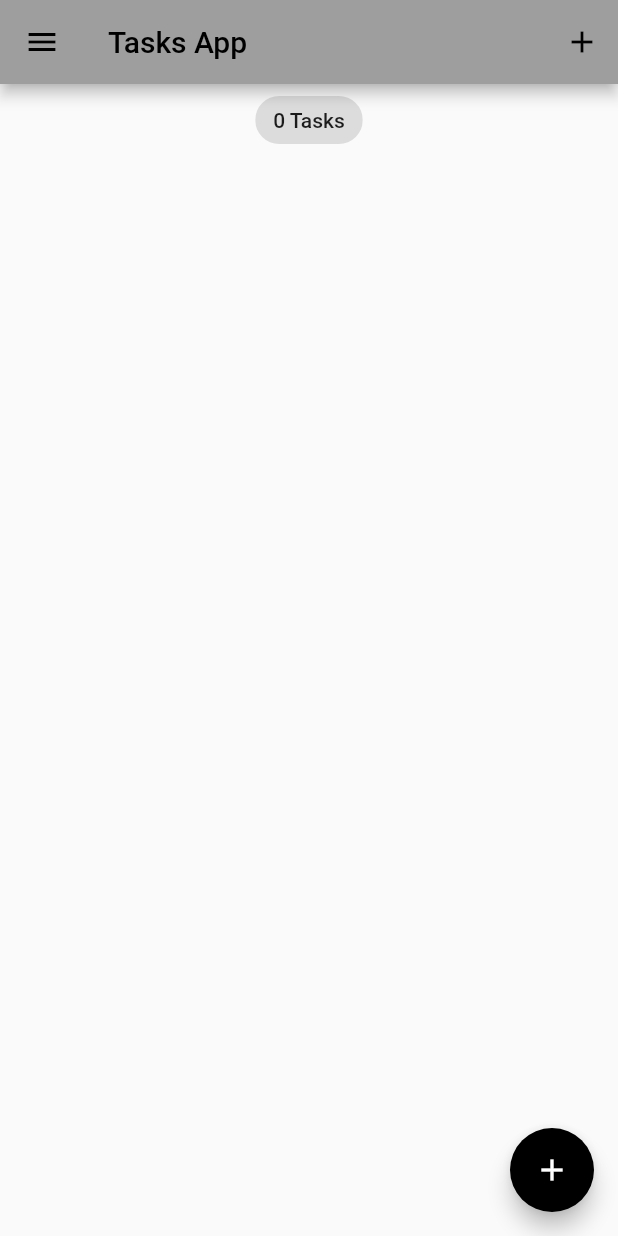
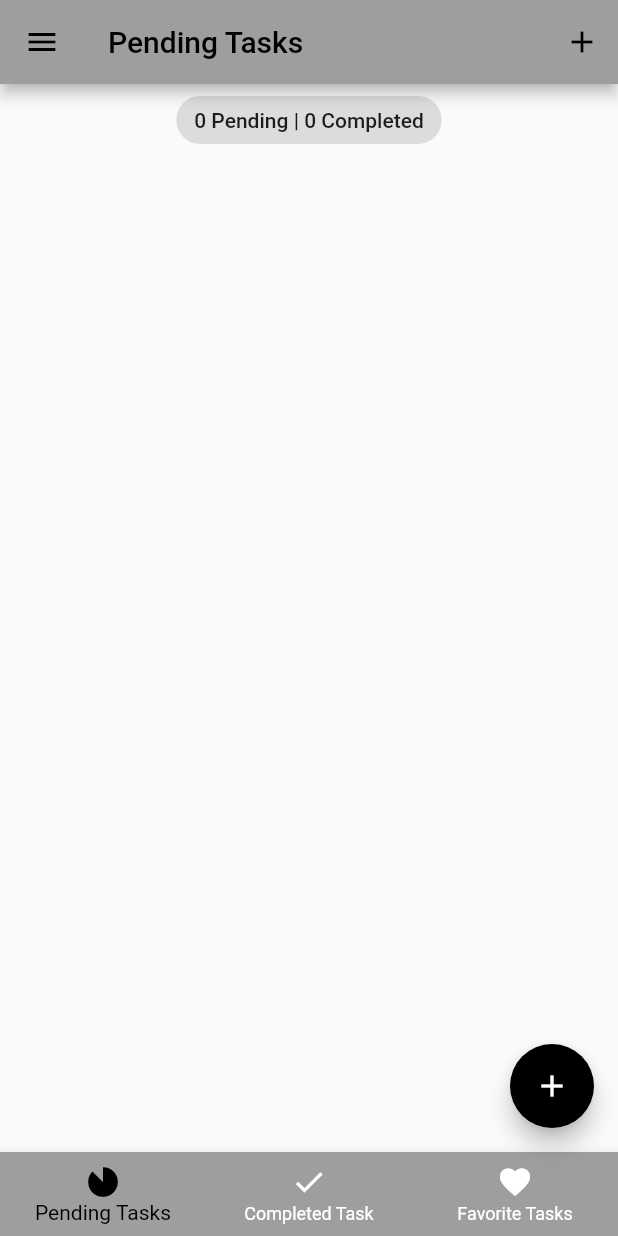
Before and after one commit to Yader1/flutter_tasks_app_in_bloc, a Flutter app: the screen it shows after launch, on a phone screen of 412 x 824 dp. Run offline on Flutter 3.47's test engine with Material 2 defaults, Android fonts, the phone set to English and light mode, and no system bars; our stand-ins replace equatable, flutter_bloc, hydrated_bloc.

Commit message:
feat: Implementing Bottom Navigation Bar

```diff
--- a/lib/blocs/tasks_bloc/tasks_bloc.dart
+++ b/lib/blocs/tasks_bloc/tasks_bloc.dart
@@ -17,7 +17,9 @@ class TasksBloc extends HydratedBloc<TasksEvent, TasksState> {
   void _onAddTask(AddTask event, Emitter<TasksState> emi){
     final state = this.state;
     emit(TasksState(
-      allTasks: List.from(state.allTasks)..add(event.task),
+      pendingTasks: List.from(state.pendingTasks)..add(event.task),
+      completedTasks: state.completedTasks,
+      favoriteTasks: state.favoriteTasks,
       removedTasks: state.removedTasks
     ));
   }
@@ -25,12 +27,25 @@ class TasksBloc extends HydratedBloc<TasksEvent, TasksState> {
   void _onUpdateTask(UpdateTask event, Emitter<TasksState> emi){
     final state = this.state;
     final task = event.task;
-    final int index = state.allTasks.indexOf(task);
 
-    List<Task> allTasks = List.from(state.allTasks)..remove(task);
-    task.isDone == false ? allTasks.insert(index, task.copyWith(isDone: true)) : allTasks.insert(index, task.copyWith(isDone: false));
+    List<Task> pendingTasks = state.pendingTasks;
+    List<Task> completedTasks = state.completedTasks;
+    task.isDone == false
+      ? {
+          pendingTasks = List.from(pendingTasks)..remove(task),
+          completedTasks = List.from(completedTasks)..insert(0, task.copyWith(isDone: true))
+        }
+      : {
+          completedTasks = List.from(completedTasks)..remove(task),
+          pendingTasks = List.from(pendingTasks)..insert(0, task.copyWith(isDone: false))
+        };
 
-    emit(TasksState(allTasks: allTasks, removedTasks: state.removedTasks));
+    emit(TasksState(
+      pendingTasks: pendingTasks,
+      completedTasks: completedTasks,
+      favoriteTasks: state.favoriteTasks,
+      removedTasks: state.removedTasks,
+    ));
   }
 
   void _onDeleteTask(DeleteTask event, Emitter<TasksState> emi){
@@ -38,7 +53,9 @@ class TasksBloc extends HydratedBloc<TasksEvent, TasksState> {
 
     // ignore: invalid_use_of_visible_for_testing_member
     emit(TasksState(
-      allTasks: state.allTasks,
+      pendingTasks: state.pendingTasks,
+      completedTasks: state.completedTasks,
+      favoriteTasks: state.favoriteTasks,
       removedTasks: List.from(state.removedTasks)..remove(event.task)
     ));
   }
@@ -48,7 +65,9 @@ class TasksBloc extends HydratedBloc<TasksEvent, TasksState> {
 
     // ignore: invalid_use_of_visible_for_testing_member
     emit(TasksState(
-      allTasks: List.from(state.allTasks)..remove(event.task),
+      pendingTasks: List.from(state.pendingTasks)..remove(event.task),
+      completedTasks: List.from(state.completedTasks)..remove(event.task),
+      favoriteTasks: List.from(state.favoriteTasks)..remove(event.task),
       removedTasks: List.from(state.removedTasks)..add(event.task.copyWith(isDeleted: true))
     ));
   }
--- a/lib/blocs/tasks_bloc/tasks_state.dart
+++ b/lib/blocs/tasks_bloc/tasks_state.dart
@@ -2,27 +2,40 @@
 part of 'tasks_bloc.dart';
 
 class TasksState extends Equatable {
-  final List<Task> allTasks;
+  final List<Task> completedTasks;
+  final List<Task> favoriteTasks;
+  final List<Task> pendingTasks;
   final List<Task> removedTasks;
 
   const TasksState({
-    this.allTasks = const <Task>[],
+    this.pendingTasks = const <Task>[],
     this.removedTasks = const <Task>[],
+    this.completedTasks = const <Task>[],
+    this.favoriteTasks = const <Task>[],
   });
 
   @override
-  List<Object> get props => [allTasks, removedTasks];
+  List<Object> get props => [
+    pendingTasks,
+    completedTasks,
+    favoriteTasks,
+    removedTasks
+  ];
 
   Map<String, dynamic> toMap() {
     return <String, dynamic>{
-      'allTasks': allTasks.map((x) => x.toMap()).toList(),
+      'pendingTasks': pendingTasks.map((x) => x.toMap()).toList(),
+      'favoriteTasks': favoriteTasks.map((x) => x.toMap()).toList(),
+      'completedTasks': completedTasks.map((x) => x.toMap()).toList(),
       'removedTasks': removedTasks.map((x) => x.toMap()).toList(),
     };
   }
 
   factory TasksState.fromMap(Map<String, dynamic> map) {
     return TasksState(
-      allTasks: List<Task>.from((map['allTasks'] as List<int>).map<Task>((x) => Task.fromMap(x as Map<String,dynamic>),),),
+      pendingTasks: List<Task>.from((map['pendingTasks'] as List<int>).map<Task>((x) => Task.fromMap(x as Map<String,dynamic>),),),
+      completedTasks: List<Task>.from((map['completedTasks'] as List<int>).map<Task>((x) => Task.fromMap(x as Map<String,dynamic>),),),
+      favoriteTasks: List<Task>.from((map['favoriteTasks'] as List<int>).map<Task>((x) => Task.fromMap(x as Map<String,dynamic>),),),
       removedTasks: List<Task>.from((map['removedTasks'] as List<int>).map<Task>((x) => Task.fromMap(x as Map<String,dynamic>),),),
     );
   }
--- a/lib/main.dart
+++ b/lib/main.dart
@@ -1,10 +1,10 @@
 import 'package:flutter/material.dart';
+import 'package:flutter_tasks_app/screens/tabs_screen.dart';
 import 'package:flutter_tasks_app/services/app_router.dart';
 import 'package:flutter_tasks_app/services/app_theme.dart';
 import 'package:path_provider/path_provider.dart';
 
 import 'blocs/bloc_exports.dart';
-import 'screens/tasks_screen.dart';
 
 void main() async {
   WidgetsFlutterBinding.ensureInitialized();
@@ -34,7 +34,7 @@ class MyApp extends StatelessWidget {
           return MaterialApp(
             title: 'Flutter Tasks App',
             theme: state.switchValue ? AppThemes.appThemeData[AppTheme.darkTheme]:AppThemes.appThemeData[AppTheme.lightTheme],
-            home: const TasksScreen(),
+            home: TabsScreen(),
             onGenerateRoute: appRouter.onGenerateRoute,
           );
         },
--- /dev/null
+++ b/lib/screens/completed_tasks_screen.dart
@@ -0,0 +1,33 @@
+import 'package:flutter/material.dart';
+
+import '../blocs/bloc_exports.dart';
+import '../models/task.dart';
+import '../widgets/tasks_list.dart';
+
+class CompletedTasksScreen extends StatelessWidget {
+  const CompletedTasksScreen({Key? key}) : super(key: key);
+
+  static const id = 'tasks_screen';
+
+  @override
+  Widget build(BuildContext context) {
+    return BlocBuilder<TasksBloc, TasksState>(
+      builder: (context, state) {
+        List<Task> tasksList = state.completedTasks;
+        return Column(
+          crossAxisAlignment: CrossAxisAlignment.center,
+          children: [
+            Center(
+              child: Chip(
+                label: Text(
+                  '${tasksList.length} Tasks',
+                ),
+              ),
+            ),
+            TasksList(tasksList: tasksList)
+          ],
+        );
+      },
+    );
+  }
+}
--- /dev/null
+++ b/lib/screens/pending_screen.dart
@@ -0,0 +1,33 @@
+import 'package:flutter/material.dart';
+
+import '../blocs/bloc_exports.dart';
+import '../models/task.dart';
+import '../widgets/tasks_list.dart';
+
+class PendingTasksScreen extends StatelessWidget {
+  const PendingTasksScreen({Key? key}) : super(key: key);
+
+  static const id = 'tasks_screen';
+
+  @override
+  Widget build(BuildContext context) {
+    return BlocBuilder<TasksBloc, TasksState>(
+      builder: (context, state) {
+        List<Task> tasksList = state.pendingTasks;
+        return Column(
+          crossAxisAlignment: CrossAxisAlignment.center,
+          children: [
+            Center(
+              child: Chip(
+                label: Text(
+                  '${tasksList.length} Pending | ${state.completedTasks.length} Completed',
+                ),
+              ),
+            ),
+            TasksList(tasksList: tasksList)
+          ],
+        );
+      },
+    );
+  }
+}
--- /dev/null
+++ b/lib/screens/tabs_screen.dart
@@ -0,0 +1,82 @@
+import 'package:flutter/material.dart';
+import 'package:flutter_tasks_app/screens/completed_tasks_screen.dart';
+import 'package:flutter_tasks_app/screens/favorite_tasks_screen.dart';
+import 'package:flutter_tasks_app/screens/my_drawer.dart';
+import 'package:flutter_tasks_app/screens/pending_screen.dart';
+
+import 'add_task_screen.dart';
+
+class TabsScreen extends StatefulWidget {
+  const TabsScreen({Key? key}) : super(key: key);
+
+  static const id = 'tabs_screen';
+
+  @override
+  State<TabsScreen> createState() => _TabsScreenState();
+}
+
+class _TabsScreenState extends State<TabsScreen> {
+  final List<Map<String, dynamic>> _pageDetails = [
+    {'pageName': const PendingTasksScreen(), 'title' : 'Pending Tasks'},
+    {'pageName': const CompletedTasksScreen(), 'title' : 'Completed Tasks'},
+    {'pageName': const FavoriteTasksScreen(), 'title' : 'Favorite Tasks'},
+  ];
+
+  var _selectedPageIndex = 0;
+
+  void _addTask(BuildContext context){
+    showModalBottomSheet(
+      context: context,
+      builder: (context) => SingleChildScrollView(
+        child: Container(
+          padding: EdgeInsets.only(bottom: MediaQuery.of(context).viewInsets.bottom),
+          child: const AddTaskScreen(),
+        ),
+      )
+    );
+  }
+
+  @override
+  Widget build(BuildContext context) {
+    return Scaffold(
+      appBar: AppBar(
+        title: Text(_pageDetails[_selectedPageIndex]['title']),
+        actions: [
+          IconButton(
+            onPressed: () => _addTask(context),
+            icon: const Icon(Icons.add),
+          )
+        ],
+      ),
+      drawer: const MyDrawer(),
+      body: _pageDetails[_selectedPageIndex]['pageName'],
+      floatingActionButton: _selectedPageIndex == 0 ? FloatingActionButton(
+          onPressed: () => _addTask(context),
+          tooltip: 'Add Task',
+          child: const Icon(Icons.add),
+      ) : null,
+      bottomNavigationBar: BottomNavigationBar(
+        items: const [
+          BottomNavigationBarItem(
+            icon: Icon(Icons.incomplete_circle_sharp),
+            label: 'Pending Tasks'
+          ),
+          BottomNavigationBarItem(
+            icon: Icon(Icons.done),
+            label: 'Completed Task'
+          ),
+          BottomNavigationBarItem(
+            icon: Icon(Icons.favorite),
+            label: 'Favorite Tasks'
+          )
+        ],
+        onTap: (index) {
+          setState(() {
+            _selectedPageIndex = index;
+          });
+        },
+        currentIndex: _selectedPageIndex,
+      ),
+    );
+  }
+}
--- a/lib/screens/tasks_screen.dart
+++ /dev/null
@@ -1,68 +0,0 @@
-import 'package:flutter/material.dart';
-import 'package:flutter_tasks_app/screens/my_drawer.dart';
-
-import '../blocs/bloc_exports.dart';
-import '../models/task.dart';
-import '../widgets/tasks_list.dart';
-import 'add_task_screen.dart';
-
-class TasksScreen extends StatefulWidget {
-  const TasksScreen({Key? key}) : super(key: key);
-
-  static const id = 'tasks_screen';
-
-  @override
-  State<TasksScreen> createState() => _TasksScreenState();
-}
-
-class _TasksScreenState extends State<TasksScreen> {
-  void _addTask(BuildContext context){
-    showModalBottomSheet(
-      context: context,
-      builder: (context) => SingleChildScrollView(
-        child: Container(
-          padding: EdgeInsets.only(bottom: MediaQuery.of(context).viewInsets.bottom),
-          child: const AddTaskScreen(),
-        ),
-      ));
-  }
-
-  @override
-  Widget build(BuildContext context) {
-    return BlocBuilder<TasksBloc, TasksState>(
-      builder: (context, state) {
-        List<Task> tasksList = state.allTasks;
-        return Scaffold(
-          appBar: AppBar(
-            title: const Text('Tasks App'),
-            actions: [
-              IconButton(
-                onPressed: () => _addTask(context),
-                icon: const Icon(Icons.add),
-              )
-            ],
-          ),
-          drawer: const MyDrawer(),
-          body: Column(
-            crossAxisAlignment: CrossAxisAlignment.center,
-            children: [
-              Center(
-                child: Chip(
-                  label: Text(
-                    '${state.allTasks.length} Tasks',
-                  ),
-                ),
-              ),
-              TasksList(tasksList: tasksList)
-            ],
-          ),
-          floatingActionButton: FloatingActionButton(
-            onPressed: () => _addTask(context),
-            tooltip: 'Add Task',
-            child: const Icon(Icons.add),
-          ),
-        );
-      },
-    );
-  }
-}
--- a/lib/services/app_router.dart
+++ b/lib/services/app_router.dart
@@ -1,6 +1,6 @@
 import 'package:flutter/material.dart';
 import 'package:flutter_tasks_app/screens/recycle_bin.dart';
-import 'package:flutter_tasks_app/screens/tasks_screen.dart';
+import 'package:flutter_tasks_app/screens/tabs_screen.dart';
 
 class AppRouter{
   Route? onGenerateRoute(RouteSettings routeSettings){
@@ -8,8 +8,8 @@ class AppRouter{
       case RecycleBin.id:
         return MaterialPageRoute(builder: (_) => const RecycleBin());
 
-      case TasksScreen.id:
-        return MaterialPageRoute(builder: (_) => const TasksScreen());
+      case TabsScreen.id:
+        return MaterialPageRoute(builder: (_) => TabsScreen());
 
       default:
         return null;
```
Also changed, not shown: lib/screens/favorite_tasks_screen.dart (added, +33 -0 lines), lib/screens/my_drawer.dart (+4 -4 lines).
